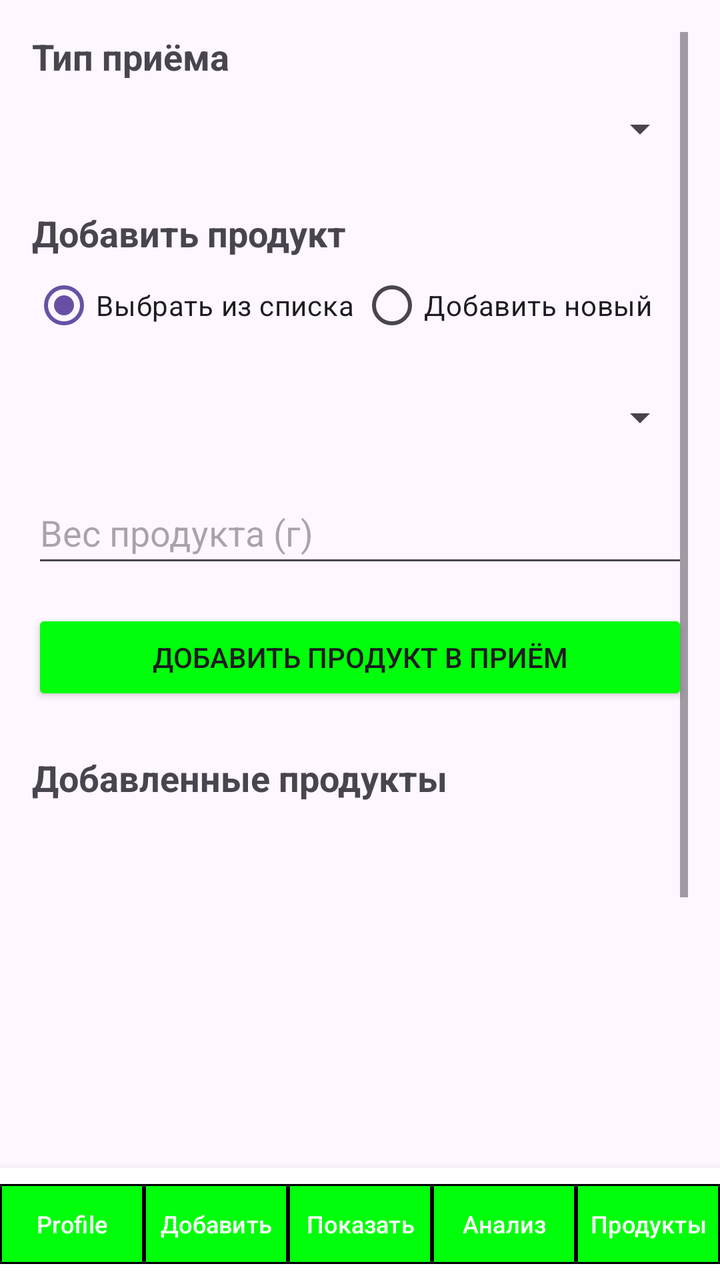
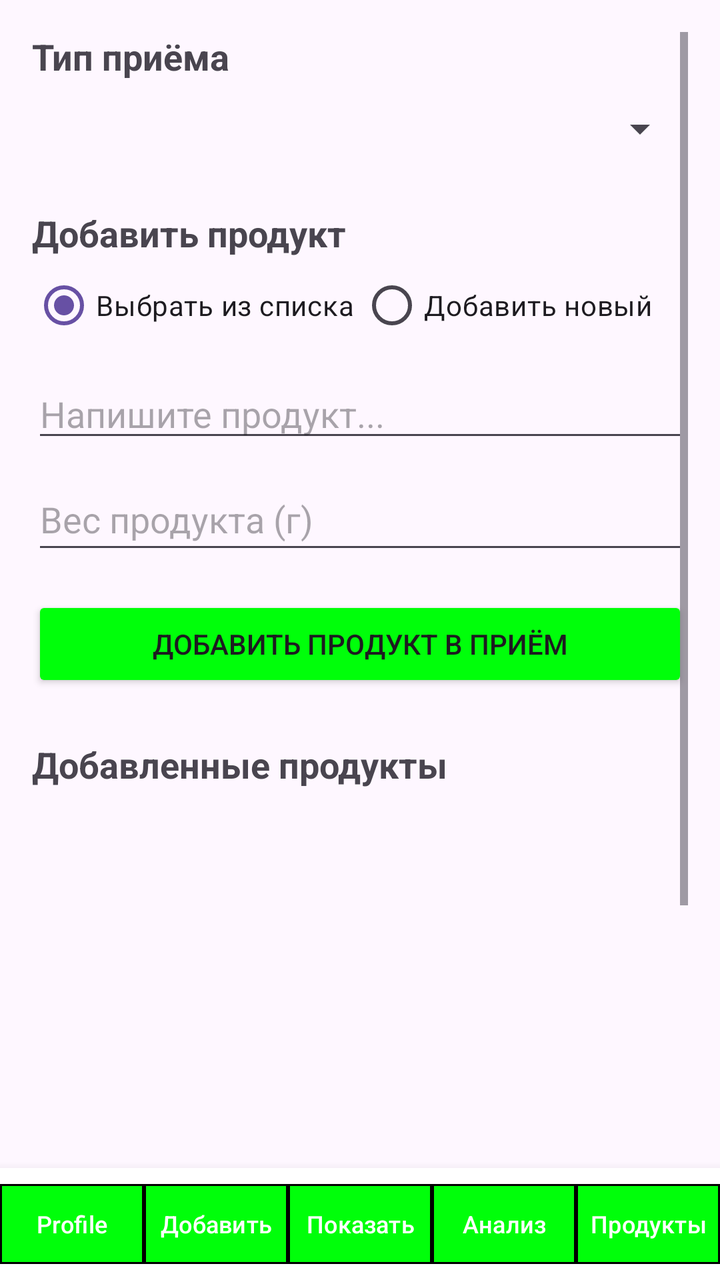

Screens rendered from an Android XML layout before and after an edit, with the pre-edit source and the edit as a unified diff.
<!-- AndroidManifest.xml: application theme Theme.MyApp -->
<!-- res/layout/activity_add_meal.xml -->
<?xml version="1.0" encoding="utf-8"?>
<LinearLayout xmlns:android="http://schemas.android.com/apk/res/android"
    xmlns:app="http://schemas.android.com/apk/res-auto"
    xmlns:tools="http://schemas.android.com/tools"
    android:layout_width="match_parent"
    android:layout_height="match_parent"
    android:orientation="vertical">

    <ScrollView
        android:layout_width="match_parent"
        android:layout_height="0dp"
        android:layout_weight="1"
        android:padding="16dp">

        <LinearLayout
            android:layout_width="match_parent"
            android:layout_height="wrap_content"
            android:orientation="vertical">

            
            <TextView
                android:layout_width="wrap_content"
                android:layout_height="wrap_content"
                android:text="@string/meal_type_title"
                android:textSize="18sp"
                android:textStyle="bold" />

            <Spinner
                android:id="@+id/spinnerMealType"
                android:layout_width="match_parent"
                android:layout_height="wrap_content"
                android:layout_marginBottom="16dp"
                android:minHeight="48dp" />

            
            <TextView
                android:layout_width="wrap_content"
                android:layout_height="wrap_content"
                android:text="@string/add_product_title"
                android:textSize="18sp"
                android:textStyle="bold" />

            <RadioGroup
                android:id="@+id/radioGroupChoice"
                android:layout_width="match_parent"
                android:layout_height="wrap_content"
                android:orientation="horizontal">

                <RadioButton
                    android:id="@+id/radioExisting"
                    android:layout_width="0dp"
                    android:layout_height="wrap_content"
                    android:layout_weight="1"
                    android:checked="true"
                    android:text="@string/radio_existing" />

                <RadioButton
                    android:id="@+id/radioNew"
                    android:layout_width="0dp"
                    android:layout_height="wrap_content"
                    android:layout_weight="1"
                    android:text="@string/radio_new" />
            </RadioGroup>

            
            <LinearLayout
                android:id="@+id/layoutExistingProduct"
                android:layout_width="match_parent"
                android:layout_height="wrap_content"
                android:layout_marginTop="8dp"
                android:orientation="vertical">

                <Spinner
                    android:id="@+id/spinnerProduct"
                    android:layout_width="match_parent"
                    android:layout_height="wrap_content"
                    android:minHeight="48dp" />

                <EditText
                    android:id="@+id/editWeightExisting"
                    android:layout_width="match_parent"
                    android:layout_height="wrap_content"
                    android:layout_marginTop="8dp"
                    android:hint="@string/weight_hint"
                    android:inputType="numberDecimal"
                    android:minHeight="48dp" />
            </LinearLayout>

            
            <LinearLayout
                android:id="@+id/layoutNewProduct"
                android:layout_width="match_parent"
                android:layout_height="wrap_content"
                android:layout_marginTop="8dp"
                android:orientation="vertical"
                android:visibility="gone">

                <EditText
                    android:id="@+id/editName"
                    android:layout_width="match_parent"
                    android:layout_height="wrap_content"
                    android:hint="@string/product_name_hint" />

                <EditText
                    android:id="@+id/editWeightNew"
                    android:layout_width="match_parent"
                    android:layout_height="wrap_content"
                    android:layout_marginTop="8dp"
                    android:hint="@string/weight_hint"
                    android:inputType="numberDecimal" />

                <EditText
                    android:id="@+id/editCalories"
                    android:layout_width="match_parent"
                    android:layout_height="wrap_content"
                    android:layout_marginTop="8dp"
                    android:hint="@string/calories_hint"
                    android:inputType="numberDecimal" />

                <EditText
                    android:id="@+id/editProtein"
                    android:layout_width="match_parent"
                    android:layout_height="wrap_content"
                    android:hint="@string/protein_hint"
                    android:inputType="numberDecimal" />

                <EditText
                    android:id="@+id/editFat"
                    android:layout_width="match_parent"
                    android:layout_height="wrap_content"
                    android:hint="@string/fat_hint"
                    android:inputType="numberDecimal" />

                <EditText
                    android:id="@+id/editCarb"
                    android:layout_width="match_parent"
                    android:layout_height="wrap_content"
                    android:hint="@string/carb_hint"
                    android:inputType="numberDecimal" />
            </LinearLayout>

            <Button
                android:id="@+id/buttonAddProduct"
                android:layout_width="match_parent"
                android:layout_height="wrap_content"
                android:layout_marginTop="16dp"
                android:backgroundTint="@color/elements"
                android:text="@string/add_product_button"
                android:maxLines="1"
                android:ellipsize="end" />

            
            <TextView
                android:layout_width="wrap_content"
                android:layout_height="wrap_content"
                android:layout_marginTop="24dp"
                android:text="@string/added_products_title"
                android:textSize="18sp"
                android:textStyle="bold" />

            <ListView
                android:id="@+id/listViewAddedProducts"
                android:layout_width="match_parent"
                android:layout_height="200dp"
                android:layout_marginTop="8dp" />


            <LinearLayout
                android:id="@+id/layoutDate"
                android:layout_width="wrap_content"
                android:layout_height="wrap_content"
                android:orientation="horizontal">
                <EditText
                    android:id="@+id/editDateDayMeal"
                    android:layout_width="match_parent"
                    android:layout_height="wrap_content"
                    android:layout_marginTop="8dp"
                    android:hint="@string/day"
                    android:inputType="numberDecimal"
                    android:minHeight="48dp" />
                <EditText
                    android:id="@+id/editDateMonthMeal"
                    android:layout_width="match_parent"
                    android:layout_height="wrap_content"
                    android:layout_marginTop="8dp"
                    android:hint="@string/month"
                    android:inputType="numberDecimal"
                    android:minHeight="48dp" />
                <EditText
                    android:id="@+id/editDateYearMeal"
                    android:layout_width="match_parent"
                    android:layout_height="wrap_content"
                    android:layout_marginTop="8dp"
                    android:hint="@string/year"
                    android:inputType="numberDecimal"
                    android:minHeight="48dp" />
            </LinearLayout>

            <Button
                android:id="@+id/buttonSaveMeal"
                android:layout_width="match_parent"
                android:layout_height="wrap_content"
                android:layout_marginTop="16dp"
                android:layout_marginBottom="16dp"
                android:backgroundTint="@color/elements"
                android:text="@string/save_meal_button"
                android:maxLines="1"
                android:ellipsize="end" />
        </LinearLayout>

    </ScrollView>


    
    <include
        android:id="@+id/bottomNavLayout"
        layout="@layout/bottom_nav_panel"
        android:layout_width="match_parent"
        android:layout_height="wrap_content" />

</LinearLayout>
<!-- res/layout/bottom_nav_panel.xml (included above) -->
<?xml version="1.0" encoding="utf-8"?>
<LinearLayout xmlns:android="http://schemas.android.com/apk/res/android"
    xmlns:app="http://schemas.android.com/apk/res-auto"
    android:id="@+id/bottomNavLayout"
    android:layout_width="match_parent"
    android:layout_height="wrap_content"
    android:orientation="horizontal"
    android:weightSum="5"
    android:background="@color/white"
    android:elevation="8dp"
    android:paddingVertical="4dp">

    <com.google.android.material.button.MaterialButton
        android:id="@+id/buttonProfile"
        android:layout_width="0dp"
        android:layout_height="wrap_content"
        android:layout_weight="1"
        android:onClick="profileActivity"
        android:padding="0dp"
        android:text="@string/panelProfile"
        android:textSize="12sp"
        android:maxLines="1"
        android:ellipsize="end"
        app:backgroundTint="@color/elements"
        app:cornerRadius="0dp"
        app:strokeWidth="1dp" />

    <com.google.android.material.button.MaterialButton
        android:id="@+id/buttonAdd"
        android:layout_width="0dp"
        android:layout_height="wrap_content"
        android:layout_weight="1"
        android:onClick="addMealActivity"
        android:padding="0dp"
        android:text="@string/panelAdd"
        android:textSize="12sp"
        android:maxLines="1"
        android:ellipsize="end"
        app:backgroundTint="@color/elements"
        app:cornerRadius="0dp"
        app:strokeWidth="1dp" />

    <com.google.android.material.button.MaterialButton
        android:id="@+id/buttonShow"
        android:layout_width="0dp"
        android:layout_height="wrap_content"
        android:layout_weight="1"
        android:onClick="showMealsActivity"
        android:padding="0dp"
        android:text="@string/panelShow"
        android:textSize="12sp"
        android:maxLines="1"
        android:ellipsize="end"
        app:backgroundTint="@color/elements"
        app:cornerRadius="0dp"
        app:strokeWidth="1dp" />

    <com.google.android.material.button.MaterialButton
        android:id="@+id/buttonAnalysis"
        android:layout_width="0dp"
        android:layout_height="wrap_content"
        android:layout_weight="1"
        android:onClick="analizeMeansActivity"
        android:padding="0dp"
        android:text="@string/panelAnalysis"
        android:textSize="12sp"
        android:maxLines="1"
        android:ellipsize="end"
        app:backgroundTint="@color/elements"
        app:cornerRadius="0dp"
        app:strokeWidth="1dp" />

    <com.google.android.material.button.MaterialButton
        android:id="@+id/buttonProducts"
        android:layout_width="0dp"
        android:layout_height="wrap_content"
        android:layout_weight="1"
        android:onClick="editProductsActivity"
        android:padding="0dp"
        android:text="@string/panelProducts"
        android:textSize="12sp"
        android:maxLines="1"
        android:ellipsize="end"
        app:backgroundTint="@color/elements"
        app:cornerRadius="0dp"
        app:strokeWidth="1dp" />

</LinearLayout>
<!-- resources referenced by this layout -->
<resources>
  <color name="elements">#00FF0A</color>
  <color name="white">#FFFFFFFF</color>
  <string name="add_product_button">Добавить продукт в приём</string>
  <string name="add_product_title">Добавить продукт</string>
  <string name="added_products_title">Добавленные продукты</string>
  <string name="calories_hint">Калории (на 100 г)</string>
  <string name="carb_hint">Углеводы (на 100 г)</string>
  <string name="day">День</string>
  <string name="fat_hint">Жиры (на 100 г)</string>
  <string name="meal_type_title">Тип приёма</string>
  <string name="month">Месяц</string>
  <string name="panelAdd">Добавить</string>
  <string name="panelAnalysis">Анализ</string>
  <string name="panelProducts">Продукты</string>
  <string name="panelProfile">Profile</string>
  <string name="panelShow">Показать</string>
  <string name="product_name_hint">Название продукта</string>
  <string name="protein_hint">Белки (на 100 г)</string>
  <string name="radio_existing">Выбрать из списка</string>
  <string name="radio_new">Добавить новый</string>
  <string name="save_meal_button">Сохранить приём</string>
  <string name="weight_hint">Вес продукта (г)</string>
  <string name="year">Год</string>
  <style name="Theme.MyApp" parent="Base.Theme.MyApp" />
  <style name="Base.Theme.MyApp" parent="Theme.Material3.DayNight.NoActionBar">
          
          
      </style>
</resources>

<!-- the commit's change to res/layout/activity_add_meal.xml (unified diff, before → after) -->
@@ -70,11 +70,18 @@
                 android:layout_marginTop="8dp"
                 android:orientation="vertical">
 
-                <Spinner
-                    android:id="@+id/spinnerProduct"
-                    android:layout_width="match_parent"
-                    android:layout_height="wrap_content"
-                    android:minHeight="48dp" />
+
+
+
+
+
+
+                <AutoCompleteTextView
+                    android:id="@+id/autoCompleteTextView"
+                    android:layout_width="match_parent"
+                    android:layout_height="wrap_content"
+                    android:hint="@string/write_text"
+                    android:completionThreshold="1"/>
 
                 <EditText
                     android:id="@+id/editWeightExisting"
@@ -84,6 +91,7 @@
                     android:hint="@string/weight_hint"
                     android:inputType="numberDecimal"
                     android:minHeight="48dp" />
+
             </LinearLayout>
 
             
<!-- resource entries referenced after the edit -->
@@ -22,6 +22,7 @@
   <string name="radio_new">Добавить новый</string>
   <string name="save_meal_button">Сохранить приём</string>
   <string name="weight_hint">Вес продукта (г)</string>
+  <string name="write_text">Напишите продукт...</string>
   <string name="year">Год</string>
   <style name="Theme.MyApp" parent="Base.Theme.MyApp" />
   <style name="Base.Theme.MyApp" parent="Theme.Material3.DayNight.NoActionBar">
